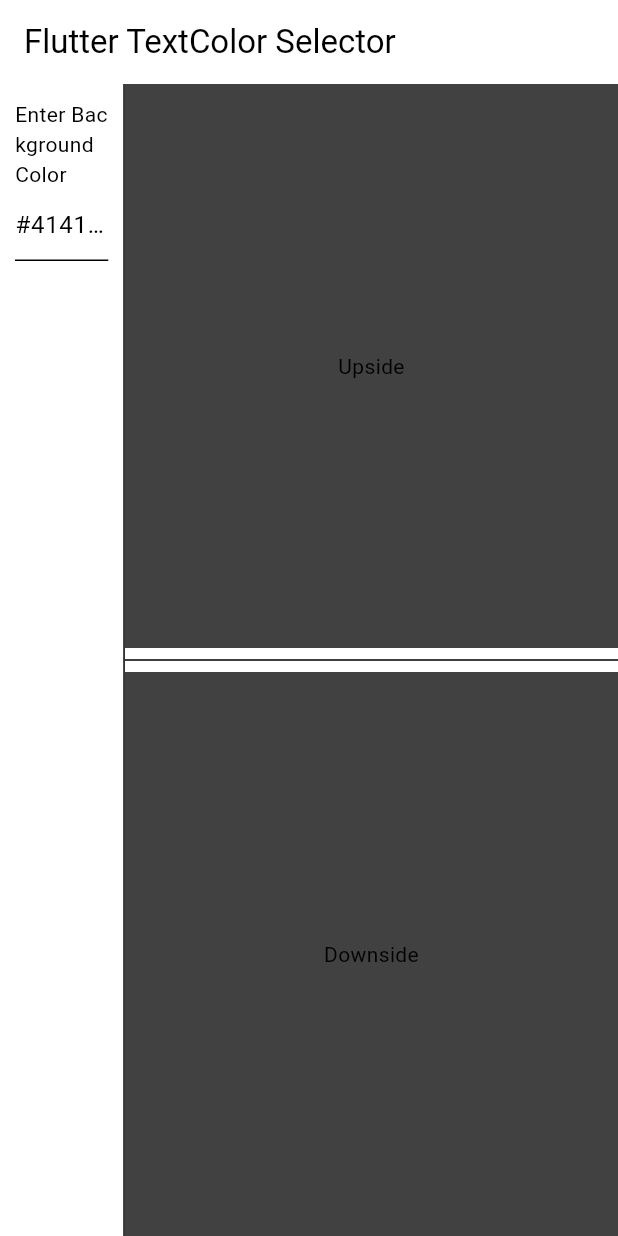
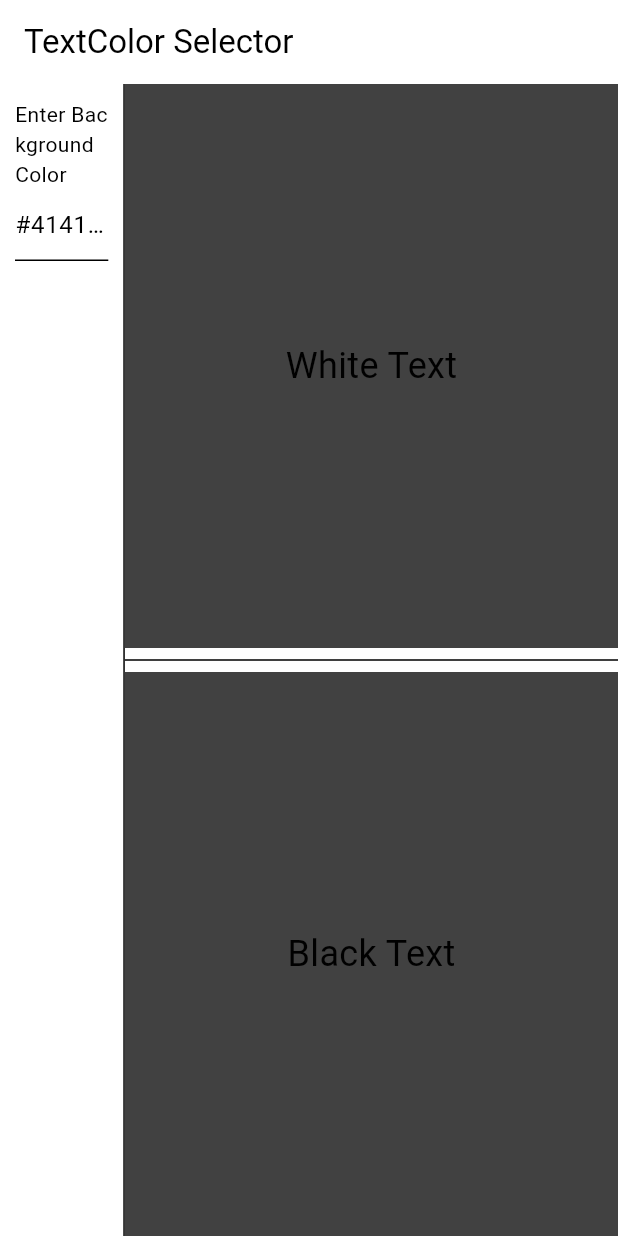
Before and after one commit to TaeBbong/textcolor-picker, a Flutter app: the DesktopScreen screen opened directly, on a phone screen of 412 x 824 dp. Run offline on Flutter 3.47's test engine with Material 3 defaults, Android fonts, the light colour scheme and no system bars.

Commit message:
feat: desktop done

```diff
--- a/lib/screens/desktop_screen.dart
+++ b/lib/screens/desktop_screen.dart
@@ -50,7 +50,7 @@ class _DesktopScreenState extends State<DesktopScreen> {
     return Scaffold(
       appBar: AppBar(
         centerTitle: false,
-        title: Text('Flutter TextColor Selector'),
+        title: Text('TextColor Selector'),
       ),
       body: Row(
         children: [
@@ -78,7 +78,10 @@ class _DesktopScreenState extends State<DesktopScreen> {
                 child: Container(
                   color: background,
                   child: Center(
-                    child: Text('Upside'),
+                    child: Text(
+                      'White Text',
+                      style: TextStyle(fontSize: 24),
+                    ),
                   ),
                 ),
               ),
@@ -88,8 +91,8 @@ class _DesktopScreenState extends State<DesktopScreen> {
                   color: background,
                   child: Center(
                     child: Text(
-                      'Downside',
-                      style: TextStyle(color: Colors.black),
+                      'Black Text',
+                      style: TextStyle(fontSize: 24, color: Colors.black),
                     ),
                   ),
                 ),
```
